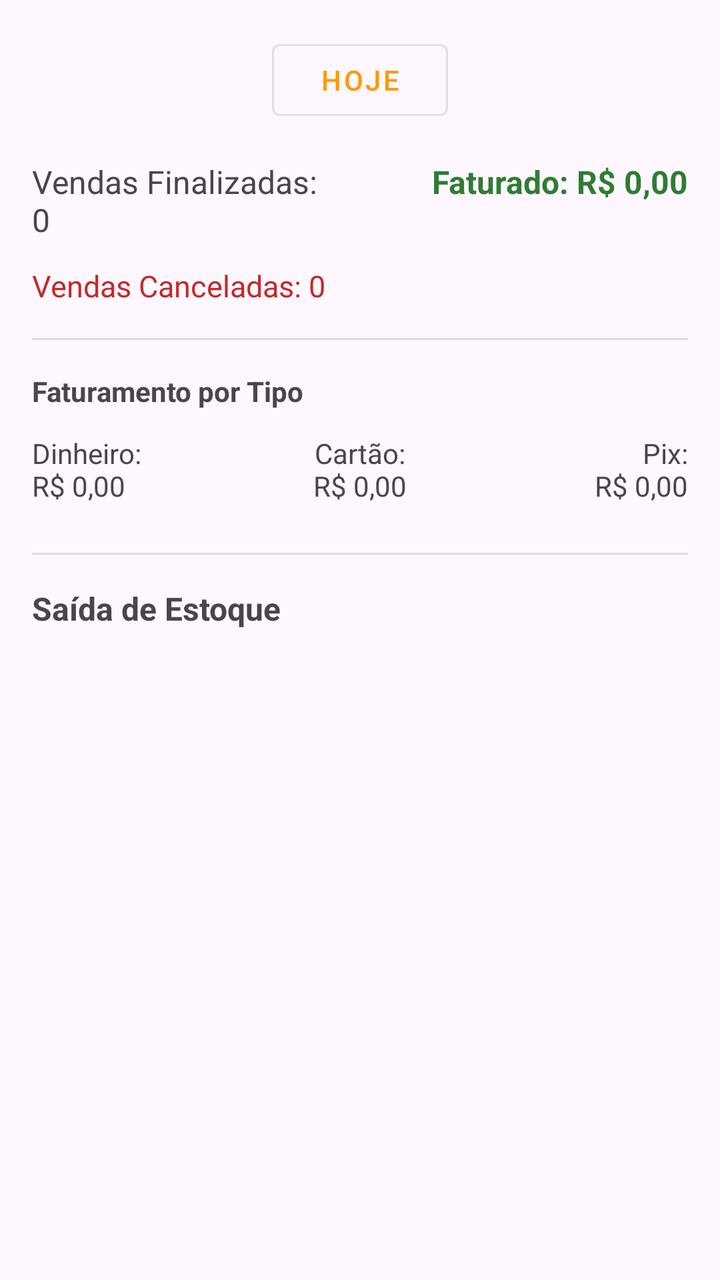
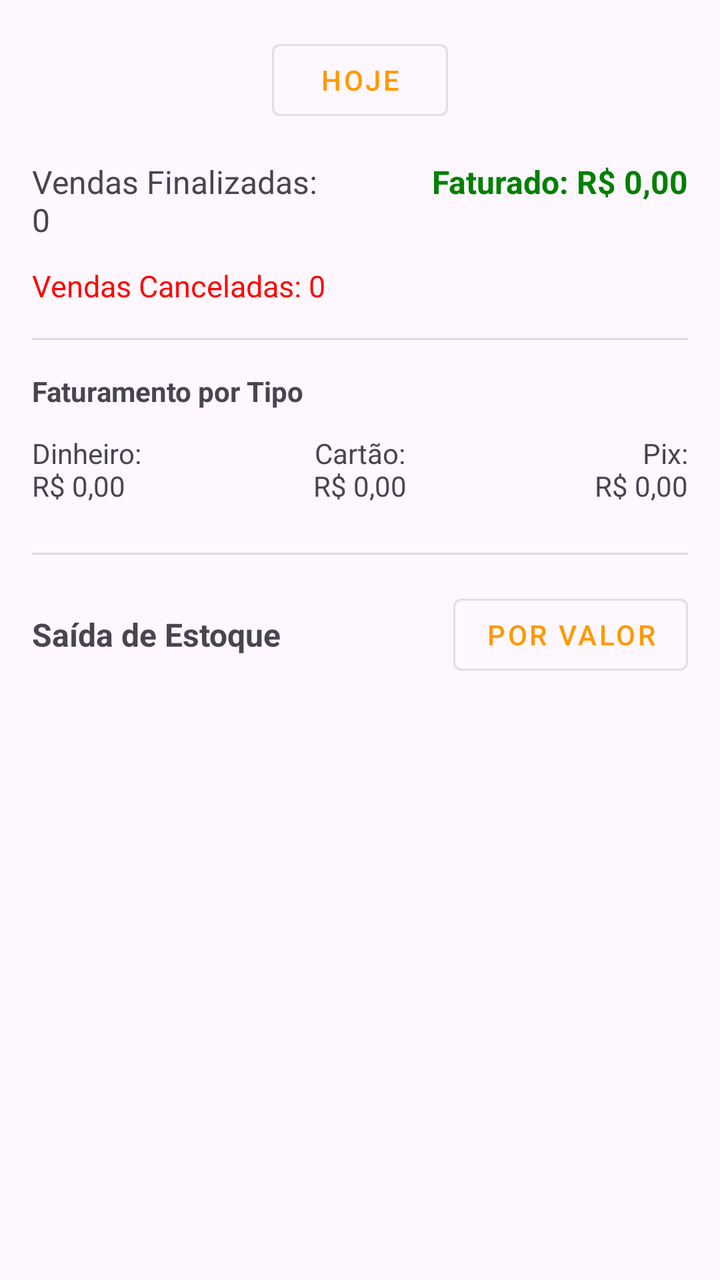

Screens rendered from an Android XML layout before and after an edit, with the pre-edit source and the edit as a unified diff.
<!-- AndroidManifest.xml: application theme Theme.Pdv -->
<!-- res/layout/fragment_dashboard.xml -->
<?xml version="1.0" encoding="utf-8"?>
<androidx.core.widget.NestedScrollView
    xmlns:android="http://schemas.android.com/apk/res/android"
    xmlns:tools="http://android.com"
    android:layout_width="match_parent"
    android:layout_height="match_parent"
    android:fillViewport="true">

    <LinearLayout
        android:layout_width="match_parent"
        android:layout_height="wrap_content"
        android:orientation="vertical"
        android:padding="16dp">

        <Button
            android:id="@+id/filtro"
            android:layout_width="wrap_content"
            android:layout_height="wrap_content"
            android:layout_gravity="center_horizontal"
            android:layout_marginBottom="16dp"
            android:text="Hoje"
            style="@style/Widget.MaterialComponents.Button.OutlinedButton" />

        <LinearLayout
            android:layout_width="match_parent"
            android:layout_height="wrap_content"
            android:orientation="horizontal"
            android:layout_marginBottom="12dp">

            <TextView
                android:id="@+id/qtdVendas"
                android:layout_width="0dp"
                android:layout_height="wrap_content"
                android:layout_weight="1"
                android:text="Vendas Finalizadas: 0"
                android:textSize="16sp" />

            <TextView
                android:id="@+id/totalFaturado"
                android:layout_width="0dp"
                android:layout_height="wrap_content"
                android:layout_weight="1.2"
                android:gravity="end"
                android:text="Faturado: R$ 0,00"
                android:textSize="16sp"
                android:textStyle="bold"
                android:textColor="#2E7D32" />
        </LinearLayout>

        <LinearLayout
            android:layout_width="match_parent"
            android:layout_height="wrap_content"
            android:orientation="horizontal"
            android:layout_marginBottom="16dp">

            <TextView
                android:id="@+id/vendasCanceladas"
                android:layout_width="match_parent"
                android:layout_height="wrap_content"
                android:text="Vendas Canceladas: 0"
                android:textSize="15sp"
                android:textColor="#C62828" />
        </LinearLayout>

        <View
            android:layout_width="match_parent"
            android:layout_height="1dp"
            android:background="?android:attr/dividerVertical"
            android:layout_marginBottom="16dp" />

        <TextView
            android:layout_width="match_parent"
            android:layout_height="wrap_content"
            android:text="Faturamento por Tipo"
            android:textSize="14sp"
            android:textStyle="bold"
            android:layout_marginBottom="12dp" />

        <LinearLayout
            android:layout_width="match_parent"
            android:layout_height="wrap_content"
            android:orientation="horizontal"
            android:layout_marginBottom="24dp">

            <TextView
                android:id="@+id/vendasDinheiro"
                android:layout_width="0dp"
                android:layout_height="wrap_content"
                android:layout_weight="1"
                android:text="Dinheiro:\nR$ 0,00"
                android:textSize="14sp"/>

            <TextView
                android:id="@+id/vendasCartao"
                android:layout_width="0dp"
                android:layout_height="wrap_content"
                android:layout_weight="1"
                android:gravity="center_horizontal"
                android:text="Cartão:\nR$ 0,00"
                android:textSize="14sp"/>

            <TextView
                android:id="@+id/vendasPix"
                android:layout_width="0dp"
                android:layout_height="wrap_content"
                android:layout_weight="1"
                android:gravity="end"
                android:text="Pix:\nR$ 0,00"
                android:textSize="14sp"/>
        </LinearLayout>

        <View
            android:layout_width="match_parent"
            android:layout_height="1dp"
            android:background="?android:attr/dividerVertical"
            android:layout_marginBottom="16dp" />

        <TextView
            android:layout_width="match_parent"
            android:layout_height="wrap_content"
            android:text="Saída de Estoque"
            android:textSize="16sp"
            android:textStyle="bold"
            android:layout_marginBottom="12dp" />

        <ProgressBar
            android:id="@+id/progresso"
            android:layout_width="wrap_content"
            android:layout_height="wrap_content"
            android:layout_gravity="center_horizontal"
            android:layout_margin="16dp"
            android:visibility="gone" />

        <TextView
            android:id="@+id/mensagem"
            android:layout_width="match_parent"
            android:layout_height="wrap_content"
            android:gravity="center"
            android:padding="32dp"
            android:text="Nenhuma movimentação encontrada"
            android:textSize="15sp"
            android:visibility="gone" />

        <androidx.recyclerview.widget.RecyclerView
            android:id="@+id/lista"
            android:layout_width="match_parent"
            android:layout_height="wrap_content"
            android:nestedScrollingEnabled="false"/>

    </LinearLayout>
</androidx.core.widget.NestedScrollView >
<!-- resources referenced by this layout -->
<resources>
  <style name="Theme.Pdv" parent="Base.Theme.Pdv">
          <item name="windowActionBar">false</item>
          <item name="windowNoTitle">true</item>
      </style>
  <style name="Base.Theme.Pdv" parent="Theme.Material3.DayNight">
          
          <item name="colorPrimary">@color/botao_fundo</item>
  
      </style>
  <color name="botao_fundo">#FF9900</color>
</resources>

<!-- the commit's change to res/layout/fragment_dashboard.xml (unified diff, before → after) -->
@@ -44,7 +44,7 @@
                 android:text="Faturado: R$ 0,00"
                 android:textSize="16sp"
                 android:textStyle="bold"
-                android:textColor="#2E7D32" />
+                android:textColor="#008000" />
         </LinearLayout>
 
         <LinearLayout
@@ -59,7 +59,7 @@
                 android:layout_height="wrap_content"
                 android:text="Vendas Canceladas: 0"
                 android:textSize="15sp"
-                android:textColor="#C62828" />
+                android:textColor="#FF0000" />
         </LinearLayout>
 
         <View
@@ -115,13 +115,28 @@
             android:background="?android:attr/dividerVertical"
             android:layout_marginBottom="16dp" />
 
-        <TextView
+        <LinearLayout
             android:layout_width="match_parent"
             android:layout_height="wrap_content"
-            android:text="Saída de Estoque"
-            android:textSize="16sp"
-            android:textStyle="bold"
-            android:layout_marginBottom="12dp" />
+            android:orientation="horizontal"
+            android:gravity="center_vertical"
+            android:layout_marginBottom="12dp">
+
+            <TextView
+                android:layout_width="0dp"
+                android:layout_height="wrap_content"
+                android:layout_weight="1"
+                android:text="Saída de Estoque"
+                android:textSize="16sp"
+                android:textStyle="bold" />
+
+            <Button
+                android:id="@+id/ordem"
+                android:layout_width="wrap_content"
+                android:layout_height="wrap_content"
+                android:text="Por valor"
+                style="@style/Widget.MaterialComponents.Button.OutlinedButton" />
+        </LinearLayout>
 
         <ProgressBar
             android:id="@+id/progresso"
